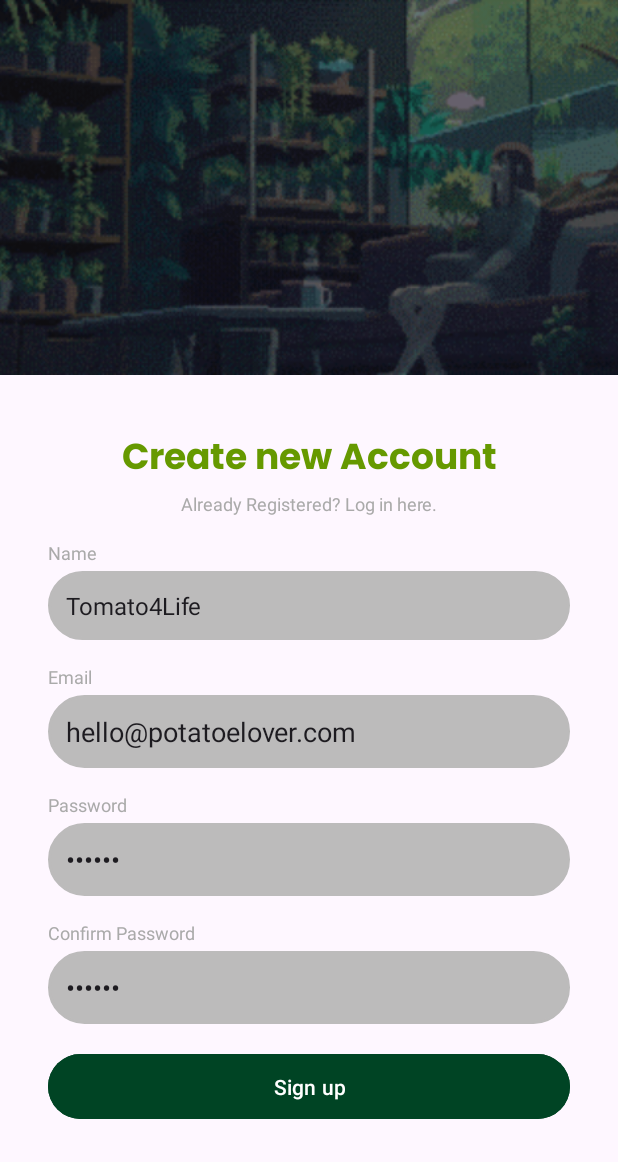
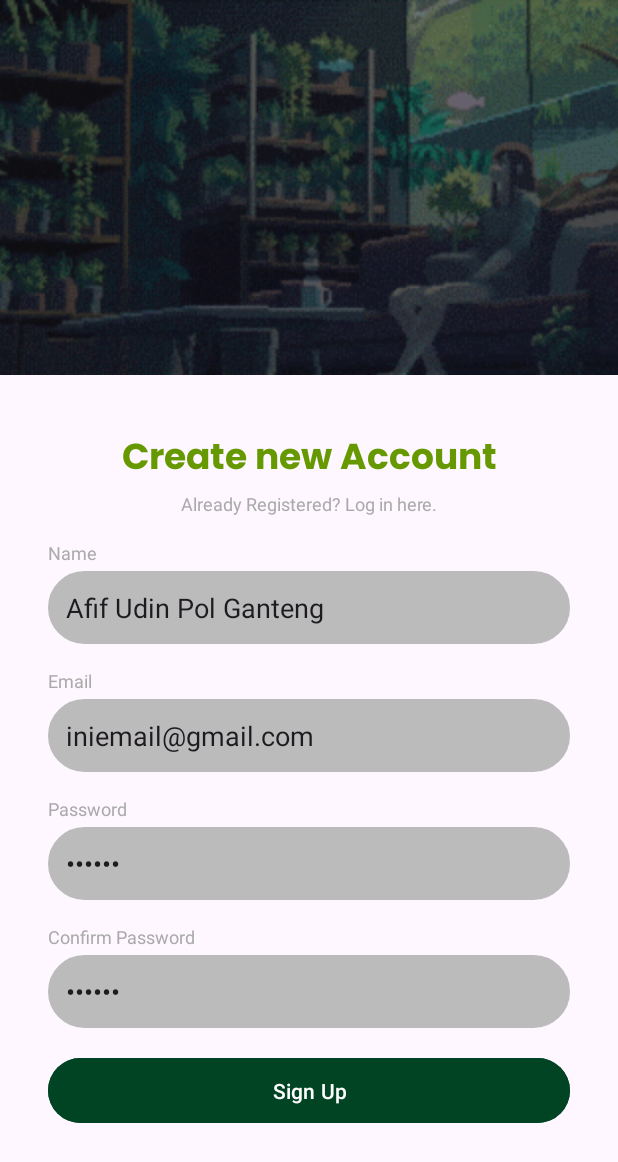
Before and after one commit to WasiatD/MobileDev, an Android app: the RegisterActivity screen opened directly, with no data from a screen before it, on a phone screen of 412 x 824 dp. Shown: the top 1162 px of the screen. Run offline under Robolectric (Android 15) with nearby library versions, the phone set to English and light mode, and no system bars.

Commit message:
refactor: add strings and replace hard coded text in xml

```diff
--- a/app/src/main/res/layout/activity_register.xml
+++ b/app/src/main/res/layout/activity_register.xml
@@ -7,7 +7,6 @@
     android:layout_height="match_parent"
     tools:context=".utils.RegisterActivity">
 
-    <!-- Background Image -->
     <ImageView
         android:id="@+id/backgroundImage"
         android:layout_width="0dp"
@@ -26,7 +25,7 @@
         android:layout_height="wrap_content"
         android:layout_marginTop="36dp"
         android:fontFamily="@font/poppins_bold"
-        android:text="Create new Account"
+        android:text="@string/createNewAccountLabel"
         android:textColor="@android:color/holo_green_dark"
         android:textSize="24sp"
         app:layout_constraintEnd_toEndOf="parent"
@@ -68,10 +67,11 @@
         android:layout_marginTop="4dp"
         android:layout_marginEnd="32dp"
         android:background="@drawable/edit_text_background"
-        android:hint="NAME"
+        android:hint="@string/nameHint"
+        android:autofillHints="name"
+        android:inputType="textPersonName"
         android:padding="12dp"
-        android:text="Tomato4Life"
-        android:textSize="16dp"
+        android:text="@string/nameText"
         app:layout_constraintEnd_toEndOf="parent"
         app:layout_constraintHorizontal_bias="0.0"
         app:layout_constraintStart_toStartOf="parent"
@@ -101,9 +101,11 @@
         android:layout_marginTop="4dp"
         android:layout_marginEnd="32dp"
         android:background="@drawable/edit_text_background"
-        android:hint="EMAIL"
+        android:hint="@string/emailHint"
+        android:inputType="textEmailAddress"
+        android:autofillHints="emailAddress"
         android:padding="12dp"
-        android:text="hello@potatoelover.com"
+        android:text="@string/emailText"
         app:layout_constraintEnd_toEndOf="parent"
         app:layout_constraintHorizontal_bias="0.0"
         app:layout_constraintStart_toStartOf="parent"
@@ -124,7 +126,6 @@
         app:layout_constraintTop_toBottomOf="@+id/emailField"
         app:layout_constraintVertical_bias="0.0" />
 
-    <!-- Password Field -->
     <EditText
         android:id="@+id/passwordField"
         android:layout_width="0dp"
@@ -133,16 +134,16 @@
         android:layout_marginTop="4dp"
         android:layout_marginEnd="32dp"
         android:background="@drawable/edit_text_background"
-        android:hint="Confirm Password"
+        android:autofillHints="password"
+        android:hint="@string/passwordHint"
         android:inputType="textPassword"
         android:padding="12dp"
-        android:text="******"
+        android:text="@string/passwordText"
         app:layout_constraintEnd_toEndOf="parent"
         app:layout_constraintHorizontal_bias="0.0"
         app:layout_constraintStart_toStartOf="parent"
         app:layout_constraintTop_toBottomOf="@id/labelPassword" />
 
-    <!-- Label for Confirm Password Field -->
     <TextView
         android:id="@+id/labelConfirmPassword"
         android:layout_width="wrap_content"
@@ -157,7 +158,6 @@
         app:layout_constraintTop_toBottomOf="@+id/passwordField"
         app:layout_constraintVertical_bias="0.0" />
 
-    <!-- Confirm Password Field -->
     <EditText
         android:id="@+id/confirmPasswordField"
         android:layout_width="0dp"
@@ -166,21 +166,21 @@
         android:layout_marginTop="4dp"
         android:layout_marginEnd="32dp"
         android:background="@drawable/edit_text_background"
-        android:hint="CONFIRM PASSWORD"
+        android:hint="@string/passwordHint"
+        android:autofillHints="password"
         android:inputType="textPassword"
         android:padding="12dp"
-        android:text="******"
+        android:text="@string/passwordText"
         app:layout_constraintEnd_toEndOf="parent"
         app:layout_constraintHorizontal_bias="0.0"
         app:layout_constraintStart_toStartOf="parent"
         app:layout_constraintTop_toBottomOf="@id/labelConfirmPassword" />
 
-    <!-- Sign Up Button -->
     <Button
         android:id="@+id/signUpButton"
         android:layout_width="0dp"
         android:layout_height="wrap_content"
-        android:text="Sign up"
+        android:text="@string/signUpLabel"
         android:backgroundTint="@color/sage_green"
         android:textColor="@android:color/white"
         android:padding="12dp"
--- a/app/src/main/res/values/strings.xml
+++ b/app/src/main/res/values/strings.xml
@@ -13,7 +13,14 @@
     <string name="signInTagline">Sign in to continue.</string>
     <string name="loginImageDescription">Background Login Image</string>
     <string name="forgotPassword">Forgot Password?</string>
+    <string name="passwordText">******</string>
+    <string name="passwordHint">Password</string>
+    <string name="emailHint">Email</string>
+    <string name="emailText">iniemail@gmail.com</string>
     <string name="signUp">Forgot Password?</string>
     <string name="createAccount">Don\'t have an account? Register</string>
+    <string name="createNewAccountLabel">Create new Account</string>
     <string name="signUpLabel">Sign Up</string>
+    <string name="nameHint">Name</string>
+    <string name="nameText">Afif Udin Pol Ganteng</string>
 </resources>
```
Also changed, not shown: app/src/main/res/layout/activity_login.xml (+12 -10 lines).
